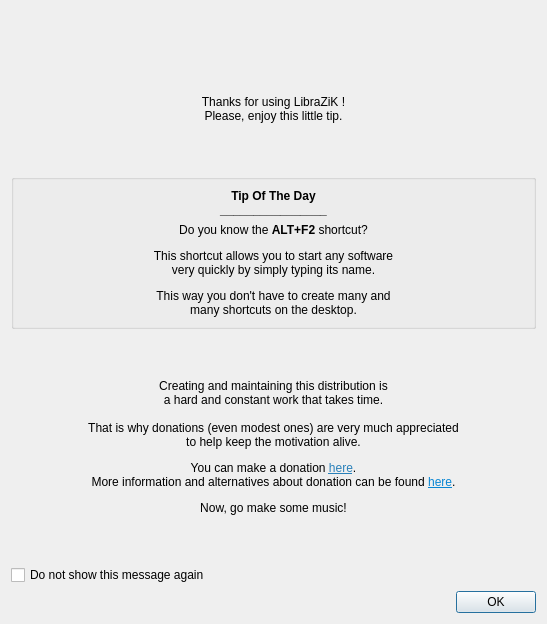
This is resources/ui/donate.ui in LibraZiK/lzk_donate_tip as Qt 5 draws it before an edit. The edited form follows.
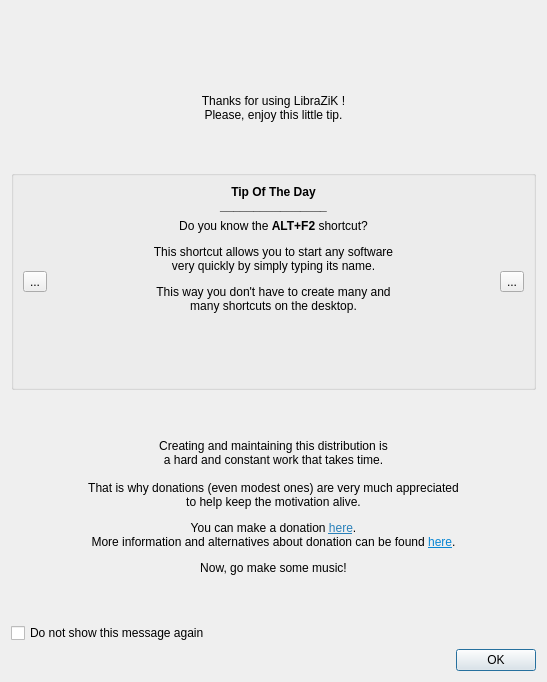
This is the edited form. Icons and pictures are not drawn.

Commit message: ajouter la fenêtre avec les précédent/suivant, j'ai fixé la taille du groupBox de l'astuce sinon c'est assez moche le groupe  qui change de taille au changement d'astuce

```diff
--- a/resources/ui/donate.ui
+++ b/resources/ui/donate.ui
@@ -7,7 +7,7 @@
     <x>0</x>
     <y>0</y>
     <width>547</width>
-    <height>624</height>
+    <height>682</height>
    </rect>
   </property>
   <property name="windowTitle">
@@ -97,10 +97,32 @@
      </item>
      <item>
       <widget class="QGroupBox" name="groupBox">
+       <property name="sizePolicy">
+        <sizepolicy hsizetype="Preferred" vsizetype="Maximum">
+         <horstretch>0</horstretch>
+         <verstretch>0</verstretch>
+        </sizepolicy>
+       </property>
+       <property name="minimumSize">
+        <size>
+         <width>0</width>
+         <height>220</height>
+        </size>
+       </property>
        <property name="title">
         <string/>
        </property>
-       <layout class="QVBoxLayout" name="verticalLayout_4">
+       <layout class="QHBoxLayout" name="horizontalLayout_2">
+        <item>
+         <widget class="QToolButton" name="toolButtonPrevious">
+          <property name="text">
+           <string>...</string>
+          </property>
+          <property name="icon">
+           <iconset theme="go-previous"/>
+          </property>
+         </widget>
+        </item>
         <item>
          <layout class="QVBoxLayout" name="verticalLayout_3">
           <item>
@@ -129,8 +151,31 @@
             </property>
            </widget>
           </item>
+          <item>
+           <spacer name="verticalSpacer_5">
+            <property name="orientation">
+             <enum>Qt::Vertical</enum>
+            </property>
+            <property name="sizeHint" stdset="0">
+             <size>
+              <width>20</width>
+              <height>40</height>
+             </size>
+            </property>
+           </spacer>
+          </item>
          </layout>
         </item>
+        <item>
+         <widget class="QToolButton" name="toolButtonNext">
+          <property name="text">
+           <string>...</string>
+          </property>
+          <property name="icon">
+           <iconset theme="go-next"/>
+          </property>
+         </widget>
+        </item>
        </layout>
       </widget>
      </item>
```
The commit also changes 1 other file.
